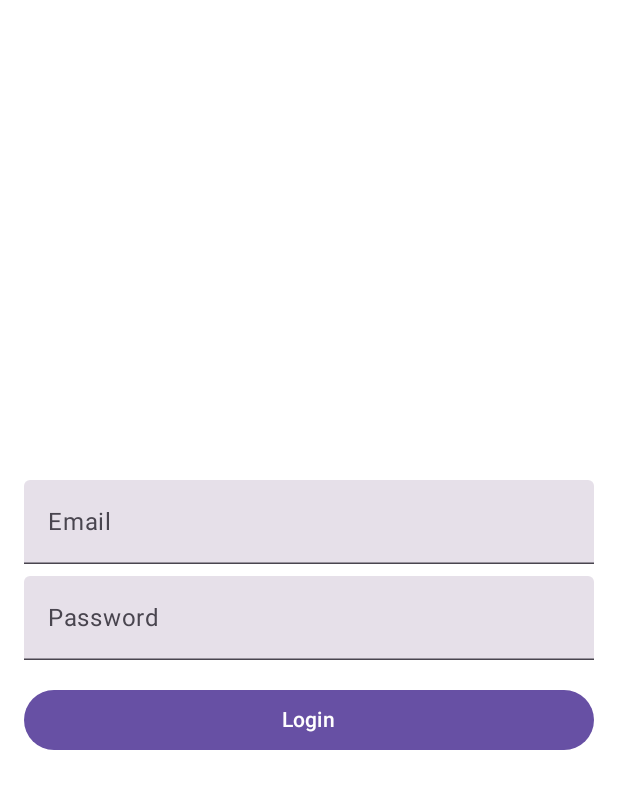
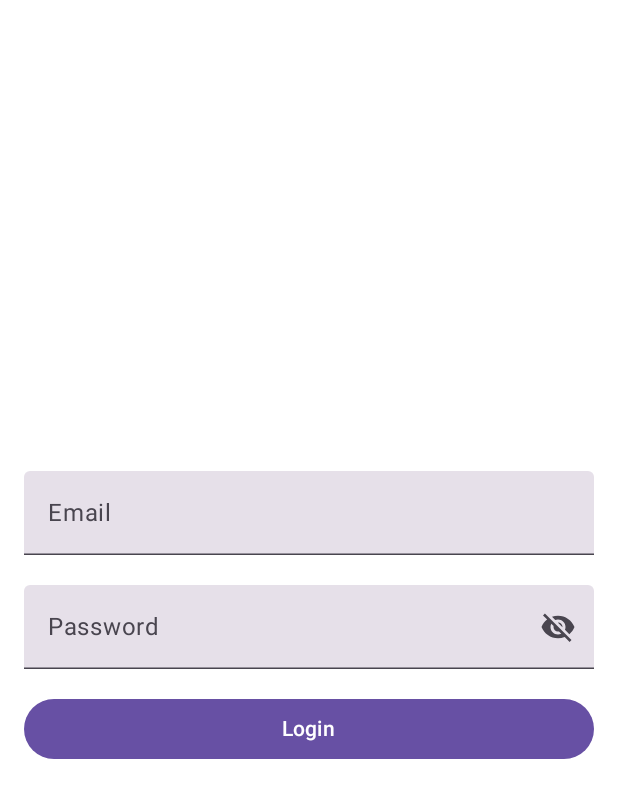
Before and after one commit to ahmadfaqih796/kotlin-mobile, an Android app built with Jetpack Compose: the screen it shows after launch (LoginActivity), on a phone screen of 412 x 824 dp. Shown: the top 798 px of the screen. Run offline under Robolectric (Android 15) with nearby library versions, the phone set to English and light mode, and no system bars.

Commit message:
Fix Input focus requester

```diff
--- /dev/null
+++ b/app/src/main/java/com/project/latihan/ui/components/form/PasswordFieldV2.kt
@@ -0,0 +1,44 @@
+package com.project.latihan.ui.components.form
+
+import androidx.compose.foundation.layout.*
+import androidx.compose.material3.*
+import androidx.compose.runtime.*
+import androidx.compose.ui.Modifier
+import androidx.compose.ui.text.input.PasswordVisualTransformation
+import androidx.compose.ui.text.input.VisualTransformation
+import androidx.compose.material.icons.Icons
+import androidx.compose.material.icons.filled.Visibility
+import androidx.compose.material.icons.filled.VisibilityOff
+import androidx.compose.ui.unit.dp
+
+@Composable
+fun PasswordFieldV2(
+    value: String,
+    onValueChange: (String) -> Unit,
+    label: String = "Password",
+    modifier: Modifier = Modifier
+) {
+    var passwordVisible by remember { mutableStateOf(false) }
+
+    Box(
+        modifier = modifier.fillMaxWidth()
+    ) {
+        TextField(
+            value = value,
+            onValueChange = onValueChange,
+            label = { Text(label) },
+            visualTransformation = if (passwordVisible) VisualTransformation.None else PasswordVisualTransformation(),
+            modifier = Modifier.fillMaxWidth(),
+            singleLine = true,
+            trailingIcon = {
+                IconButton(onClick = { passwordVisible = !passwordVisible }) {
+                    Icon(
+                        imageVector = if (passwordVisible) Icons.Filled.Visibility else Icons.Filled.VisibilityOff,
+                        contentDescription = if (passwordVisible) "Hide password" else "Show password"
+                    )
+                }
+            }
+        )
+    }
+    Spacer(modifier = Modifier.height(16.dp))
+}
--- /dev/null
+++ b/app/src/main/java/com/project/latihan/ui/components/form/TextFieldV2.kt
@@ -0,0 +1,60 @@
+package com.project.latihan.ui.components.form
+
+import androidx.compose.foundation.layout.Spacer
+import androidx.compose.foundation.layout.fillMaxWidth
+import androidx.compose.foundation.layout.height
+import androidx.compose.foundation.text.KeyboardActions
+import androidx.compose.foundation.text.KeyboardOptions
+import androidx.compose.material3.*
+import androidx.compose.runtime.*
+import androidx.compose.ui.Modifier
+import androidx.compose.ui.focus.FocusRequester
+import androidx.compose.ui.focus.focusRequester
+import androidx.compose.ui.text.input.ImeAction
+import androidx.compose.ui.text.input.VisualTransformation
+import androidx.compose.ui.unit.dp
+import com.project.latihan.ui.theme.Spacing
+
+@Composable
+fun TextFieldV2(
+    label: String,
+    value: String,
+    onValueChange: (String) -> Unit,
+    singleLine: Boolean = true,
+    visualTransformation: VisualTransformation = VisualTransformation.None,
+    modifier: Modifier = Modifier,
+    isError: Boolean = false,
+    placeholder: @Composable (() -> Unit)? = null,
+    leadingIcon: @Composable (() -> Unit)? = null,
+    trailingIcon: @Composable (() -> Unit)? = null,
+    colors: TextFieldColors = TextFieldDefaults.colors(),
+    focusRequester: FocusRequester? = null,
+    onDone: (() -> Unit)? = null,
+) {
+    TextField(
+        value = value,
+        onValueChange = onValueChange,
+        label = { Text(label) },
+        singleLine = singleLine,
+        visualTransformation = visualTransformation,
+        modifier = if (focusRequester != null) {
+            modifier.fillMaxWidth().focusRequester(focusRequester)
+        } else {
+            modifier.fillMaxWidth()
+        },
+        keyboardOptions = KeyboardOptions.Default.copy(
+            imeAction = ImeAction.Done
+        ),
+        keyboardActions = KeyboardActions(
+            onDone = {
+                onDone?.invoke()
+            }
+        ),
+        isError = isError,
+        placeholder = placeholder,
+        leadingIcon = leadingIcon,
+        trailingIcon = trailingIcon,
+        colors = colors
+    )
+    Spacer(modifier = Modifier.height(Spacing))
+}
--- a/app/src/main/java/com/project/latihan/ui/screen/auth/LoginScreen.kt
+++ b/app/src/main/java/com/project/latihan/ui/screen/auth/LoginScreen.kt
@@ -4,8 +4,10 @@ import androidx.compose.foundation.layout.*
 import androidx.compose.material3.*
 import androidx.compose.runtime.*
 import androidx.compose.ui.Modifier
-import androidx.compose.ui.text.input.PasswordVisualTransformation
+import androidx.compose.ui.focus.FocusRequester
 import androidx.compose.ui.unit.dp
+import com.project.latihan.ui.components.form.TextFieldV2
+import com.project.latihan.ui.components.form.PasswordFieldV2
 
 @Composable
 fun LoginScreen(
@@ -14,27 +16,30 @@ fun LoginScreen(
     var email by remember { mutableStateOf("") }
     var password by remember { mutableStateOf("") }
 
+    val focusRequesters = List(2) { FocusRequester() }
+    fun requestNextFocus(currentIndex: Int) {
+        if (currentIndex < focusRequesters.size - 1) {
+            focusRequesters[currentIndex + 1].requestFocus()
+        }
+    }
+
     Column(
         modifier = Modifier
             .fillMaxSize()
             .padding(16.dp),
         verticalArrangement = Arrangement.Center
     ) {
-        TextField(
+        TextFieldV2(
             value = email,
             onValueChange = { email = it },
-            label = { Text("Email") },
-            modifier = Modifier.fillMaxWidth()
+            label = "Email",
+            focusRequester = focusRequesters[0],
+            onDone = { requestNextFocus(0) }
         )
-        Spacer(modifier = Modifier.height(8.dp))
-        TextField(
+        PasswordFieldV2(
             value = password,
             onValueChange = { password = it },
-            label = { Text("Password") },
-            visualTransformation = PasswordVisualTransformation(),
-            modifier = Modifier.fillMaxWidth()
         )
-        Spacer(modifier = Modifier.height(16.dp))
         Button(
             onClick = {
                 onLoginClicked(email, password)
--- /dev/null
+++ b/app/src/main/java/com/project/latihan/ui/theme/Constant.kt
@@ -0,0 +1,5 @@
+package com.project.latihan.ui.theme
+
+import androidx.compose.ui.unit.dp
+
+val Spacing = 20.dp
```
Also changed, not shown: app/src/main/java/com/project/latihan/ui/components/form/PasswordField.kt (added, +43 -0 lines).
